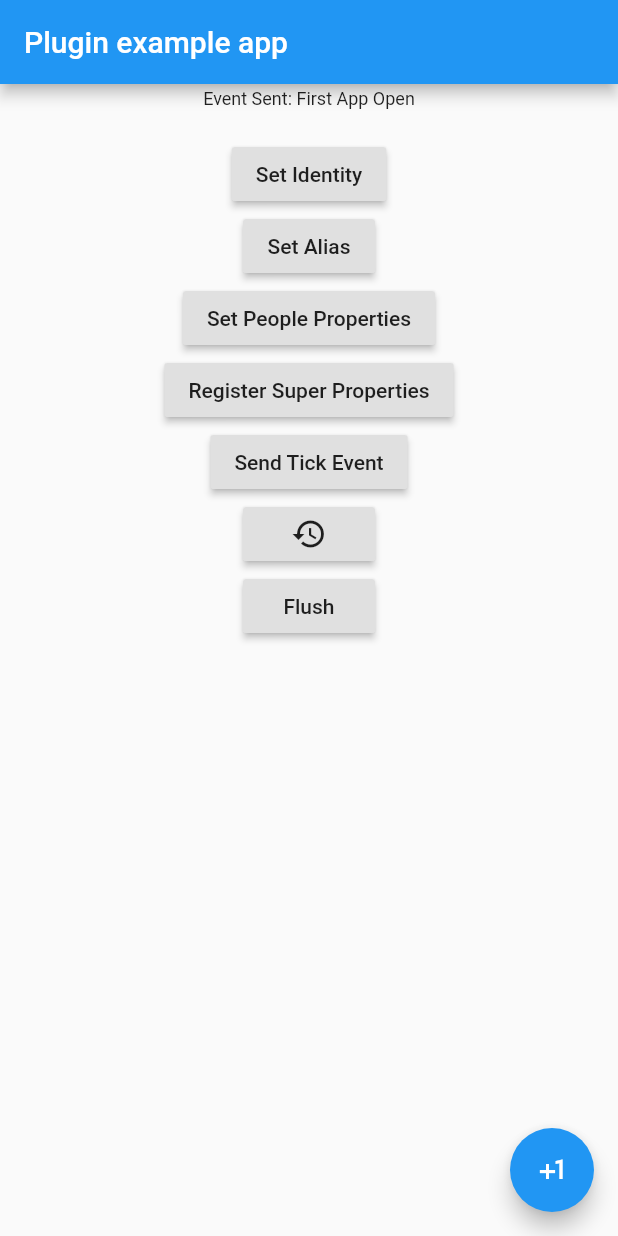
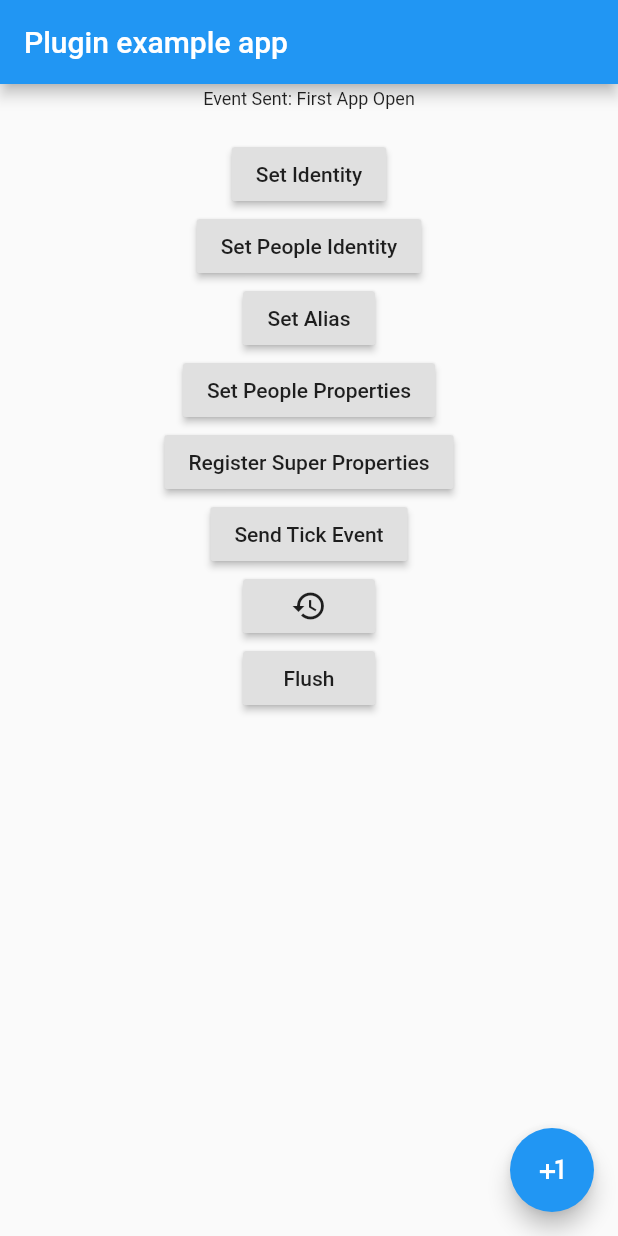
Before and after one commit to truenary/native_mixpanel, a Flutter app: the screen it shows after launch, after a tap on "Set Alias", on a phone screen of 412 x 824 dp. Run offline on Flutter 3.47's test engine with Material 2 defaults, Android fonts, the phone set to English and light mode, and no system bars.

Commit message:
add new method call to set people identity

```diff
--- a/example/lib/main.dart
+++ b/example/lib/main.dart
@@ -39,7 +39,7 @@ class _MyAppState extends State<MyApp> {
     String eventName = 'First App Open';
     // Platform messages may fail, so we use a try/catch PlatformException.
     try {
-      await widget.mixpanel.initialize('2500d0d99b3d441c731588f2ef57ef36');
+      await widget.mixpanel.initialize('your-token-here');
       await widget.mixpanel.track(eventName, {'Math': 'divide'});
       initStatus = 'Event Sent: $eventName';
     } on PlatformException {
@@ -81,6 +81,15 @@ class _MyAppState extends State<MyApp> {
                   await widget.mixpanel.identify('101');
                 },
                 child: Text('Set Identity'),
+              ),
+            ),
+            Container(
+              alignment: Alignment.center,
+              child: RaisedButton(
+                onPressed: () async {
+                  await widget.mixpanel.identify('102');
+                },
+                child: Text('Set People Identity'),
               ),
             ),
             Container(
--- a/lib/native_mixpanel.dart
+++ b/lib/native_mixpanel.dart
@@ -67,6 +67,10 @@ class Mixpanel extends _Mixpanel {
     return this._mp.track('identify', distinctId);
   }
 
+  Future identifyPeople(String distinctId) {
+    return this._mp.track('identifyPeople', distinctId);
+  }
+
   Future alias(String alias) {
     return this._mp.track('alias', alias);
   }
```
Also changed, not shown: 3 other files.
